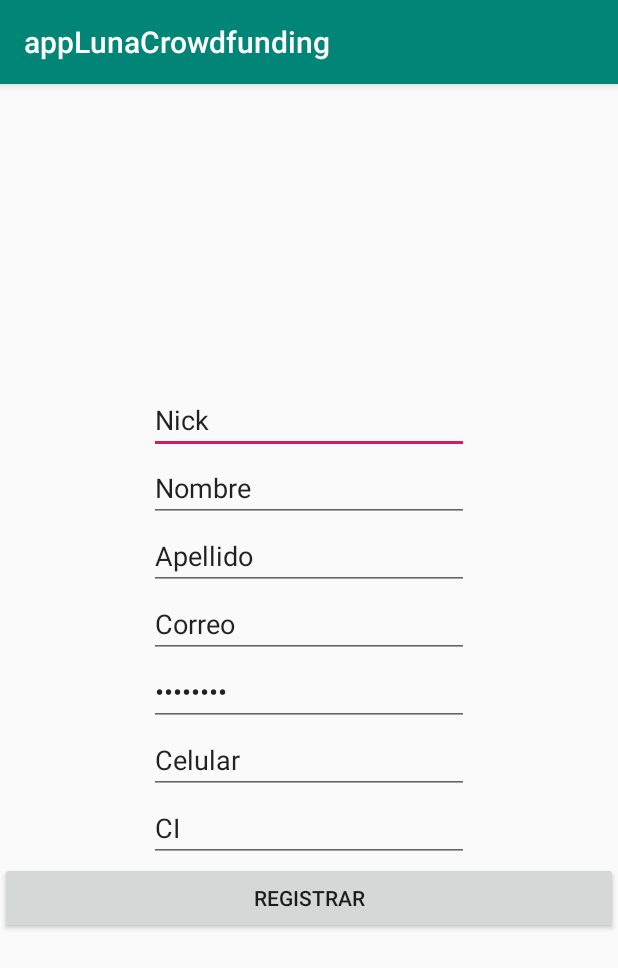
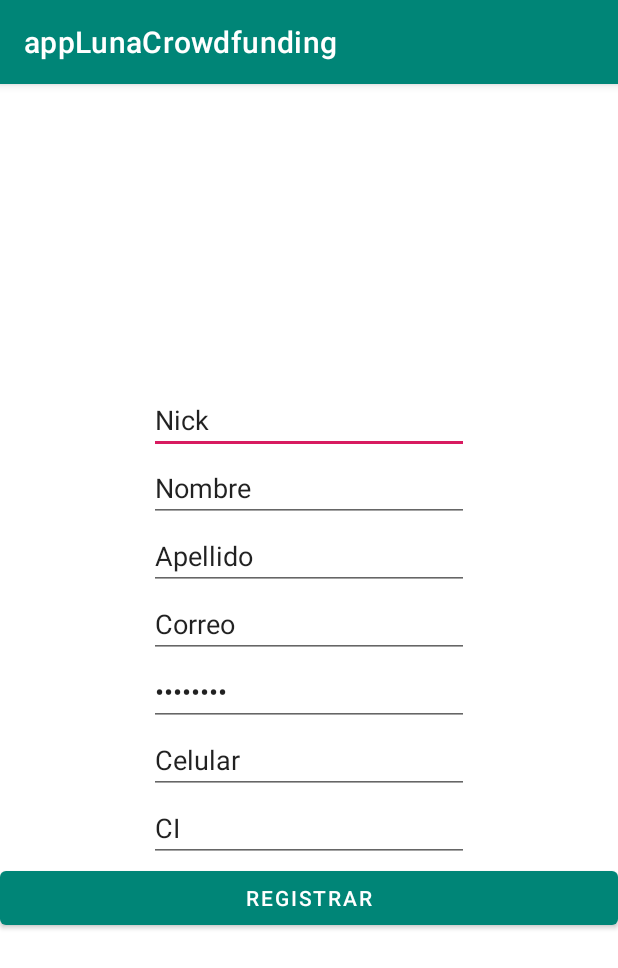
Before and after one commit to luchizina/movilLuna, an Android app: the screen it shows after launch (registro), after a tap on "REGISTRO", on a phone screen of 412 x 824 dp. Shown: the top 968 px of the screen. Run offline under Robolectric (Android 15) with nearby library versions, the phone set to English and light mode, and no system bars.

Commit message:
Material Design uwu

```diff
--- a/app/build.gradle
+++ b/app/build.gradle
@@ -30,4 +30,5 @@
     implementation 'com.squareup.retrofit2:retrofit:2.1.0'
     implementation 'com.squareup.retrofit2:converter-gson:2.1.0'
     implementation 'com.squareup.picasso:picasso:2.71828'
+    implementation "com.google.android.material:material:1.1.0-alpha06"
 }
--- a/app/src/main/java/com/example/applunacrowdfunding/registro.java
+++ b/app/src/main/java/com/example/applunacrowdfunding/registro.java
@@ -2,7 +2,6 @@
 
 import android.app.ProgressDialog;
 import android.os.Bundle;
-import android.support.v7.app.AppCompatActivity;
 import android.util.Log;
 import android.view.View;
 import android.widget.Button;
@@ -16,6 +15,7 @@
 
 import java.io.IOException;
 
+import androidx.appcompat.app.AppCompatActivity;
 import retrofit2.Call;
 import retrofit2.Callback;
 import retrofit2.Response;
--- a/app/src/main/res/values/styles.xml
+++ b/app/src/main/res/values/styles.xml
@@ -1,7 +1,7 @@
 <resources>
 
     <!-- Base application theme. -->
-    <style name="AppTheme" parent="Theme.AppCompat.Light.DarkActionBar">
+    <style name="AppTheme" parent="Theme.MaterialComponents.Light.DarkActionBar">
         <!-- Customize your theme here. -->
         <item name="colorPrimary">@color/colorPrimary</item>
         <item name="colorPrimaryDark">@color/colorPrimaryDark</item>
--- a/gradle.properties
+++ b/gradle.properties
@@ -7,6 +7,8 @@
 # Specifies the JVM arguments used for the daemon process.
 # The setting is particularly useful for tweaking memory settings.
 org.gradle.jvmargs=-Xmx1536m
+android.useAndroidX=true
+android.enableJetifier=true
 # When configured, Gradle will run in incubating parallel mode.
 # This option should only be used with decoupled projects. More details, visit
 # http://www.gradle.org/docs/current/userguide/multi_project_builds.html#sec:decoupled_projects
```
